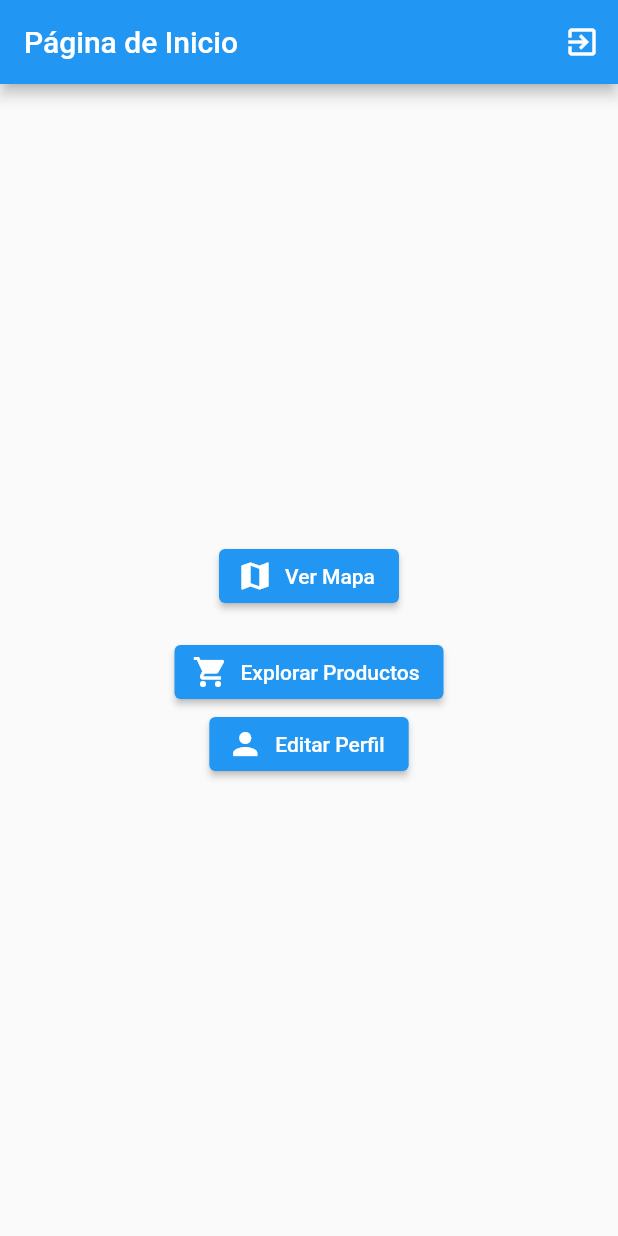
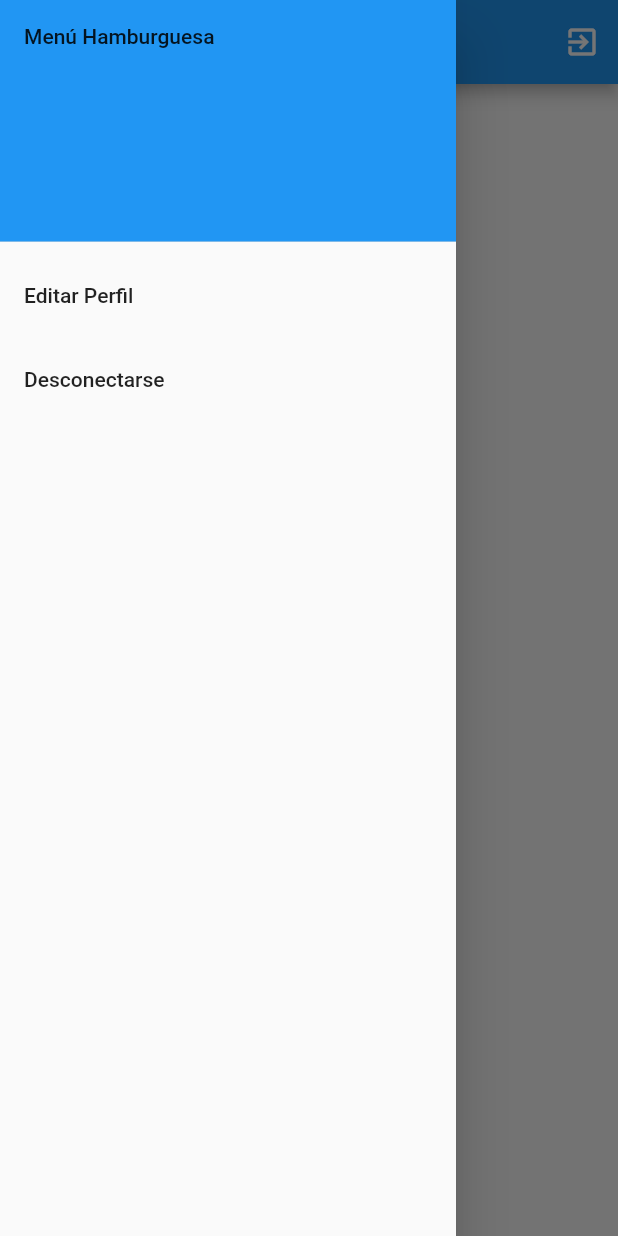
Before and after one commit to yojanz22/Appmovil_Recicla, a Flutter app: the MyHomePage screen opened directly, with the side drawer open (before the commit the screen has no drawer), on a phone screen of 412 x 824 dp. Run offline on Flutter 3.47's test engine with Material 2 defaults, Android fonts, the phone set to English and light mode, and no system bars; our stand-ins replace cloud_firestore, firebase_auth, firebase_core, geolocator, google_maps_flutter, image_picker; accounts and stored records are empty.

Commit message:
menu gurguer

```diff
--- a/lib/main.dart
+++ b/lib/main.dart
@@ -99,10 +99,47 @@ class MyHomePage extends StatelessWidget {
           ),
         ],
       ),
+      drawer: Drawer(
+        child: ListView(
+          padding: EdgeInsets.zero,
+          children: <Widget>[
+            DrawerHeader(
+              child: Text('Menú Hamburguesa'),
+              decoration: BoxDecoration(
+                color: Colors.blue,
+              ),
+            ),
+            ListTile(
+              title: Text('Editar Perfil'),
+              onTap: () {
+                Navigator.push(
+                  context,
+                  MaterialPageRoute(
+                    builder: (context) => EditarPerfilPage(),
+                  ),
+                );
+              },
+            ),
+            ListTile(
+              title: Text('Desconectarse'),
+              onTap: () async {
+                await FirebaseAuth.instance.signOut();
+                Navigator.pushReplacement(
+                  context,
+                  MaterialPageRoute(
+                    builder: (context) => SplashScreen(),
+                  ),
+                );
+              },
+            ),
+          ],
+        ),
+      ),
       body: Center(
         child: Column(
           mainAxisAlignment: MainAxisAlignment.center,
           children: <Widget>[
+            // Los botones "Ver Mapa" y "Explorar Productos" se mantienen en el cuerpo de la pantalla.
             ElevatedButton.icon(
               style: ElevatedButton.styleFrom(
                 primary: Colors.blue,
@@ -136,23 +173,6 @@ class MyHomePage extends StatelessWidget {
               icon: Icon(Icons.shopping_cart),
               label: Text('Explorar Productos'),
             ),
-            ElevatedButton.icon(
-              style: ElevatedButton.styleFrom(
-                primary: Colors.blue,
-                onPrimary: Colors.white,
-              ),
-              onPressed: () {
-                Navigator.push(
-                  context,
-                  MaterialPageRoute(
-                    builder: (context) =>
-                        EditarPerfilPage(), // Utiliza el nombre correcto de tu página de edición de perfil.
-                  ),
-                );
-              },
-              icon: Icon(Icons.person), // Icono para editar perfil
-              label: Text('Editar Perfil'),
-            ),
           ],
         ),
       ),
```
